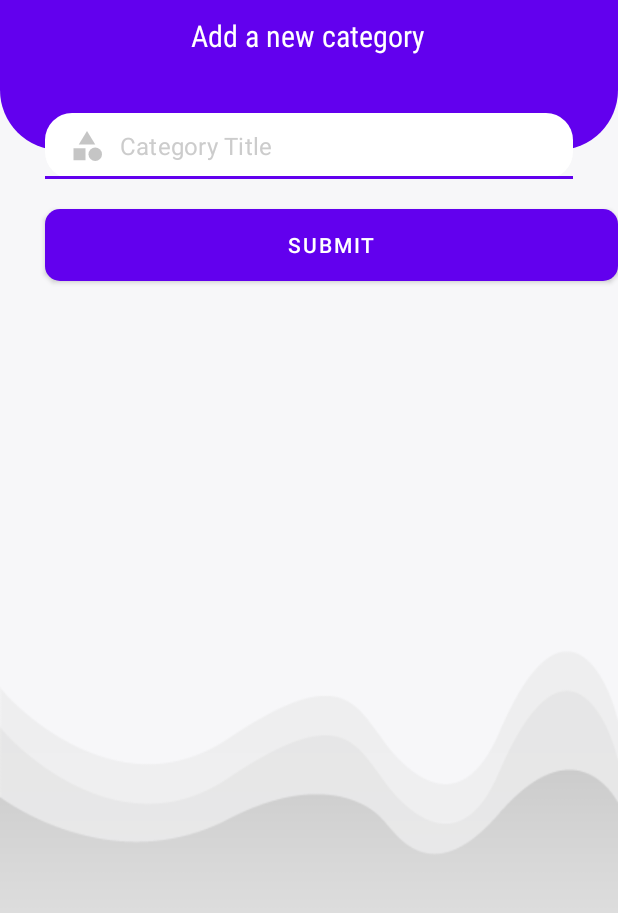
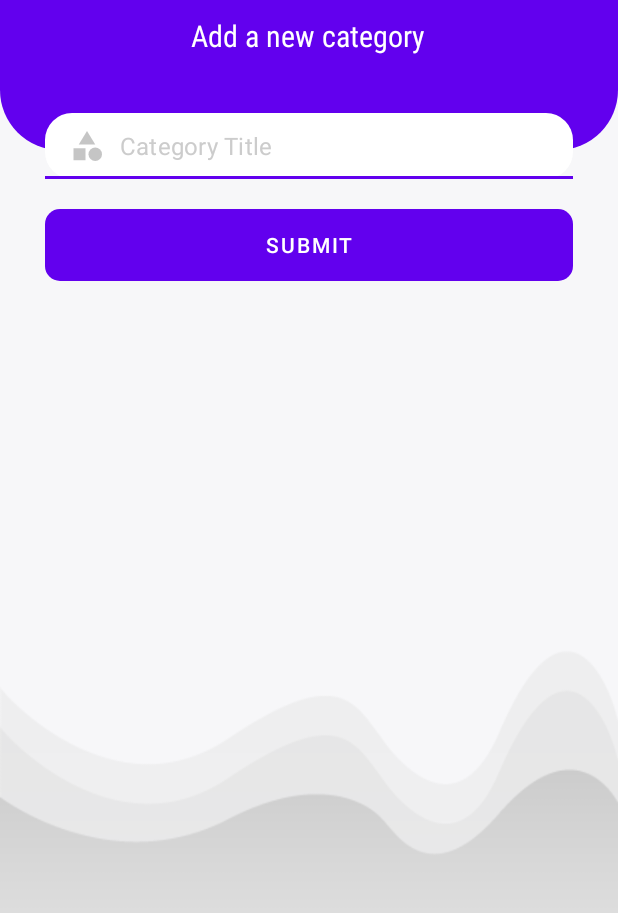
Before and after one commit to othmane099/thesis, an Android app: the CategoryAddActivity screen opened directly, with no data from a screen before it, on a phone screen of 412 x 824 dp, the part 225-1138 px from its top. Run offline under Robolectric (Android 15) with nearby library versions, the phone set to English and light mode, and no system bars; our stand-ins replace Firebase (no records; nobody signed in at launch, a user with empty details on screens opened directly).

Commit message:
finish step two

```diff
--- a/app/src/main/AndroidManifest.xml
+++ b/app/src/main/AndroidManifest.xml
@@ -13,7 +13,7 @@
         android:label="@string/app_name"
         android:roundIcon="@mipmap/ic_thesis_launcher_round"
         android:supportsRtl="true"
-        android:theme="@style/Theme.MaterialComponents.Light.NoActionBar"
+        android:theme="@style/Theme.Thesis"
         android:usesCleartextTraffic="true">
         <activity
             android:name=".activities.PdfEditActivity"
--- a/app/src/main/java/com/odev/thesis/activities/CategoryAddActivity.java
+++ b/app/src/main/java/com/odev/thesis/activities/CategoryAddActivity.java
@@ -23,7 +23,6 @@ public class CategoryAddActivity extends AppCompatActivity {
 
     private ActivityCategoryAddBinding binding;
     private FirebaseAuth firebaseAuth;
-    private ProgressDialog progressDialog;
 
 
     @Override
@@ -35,10 +34,7 @@ public class CategoryAddActivity extends AppCompatActivity {
         //init firebase auth
         firebaseAuth = FirebaseAuth.getInstance();
 
-        //setup progress dialog
-        progressDialog = new ProgressDialog(this);
-        progressDialog.setTitle("Please wait");
-        progressDialog.setCanceledOnTouchOutside(false);
+        hideProgressBarDisplayBtn();
 
         binding.backBtn.setOnClickListener(new View.OnClickListener() {
             @Override
@@ -50,11 +46,13 @@ public class CategoryAddActivity extends AppCompatActivity {
         binding.submitBtn.setOnClickListener(new View.OnClickListener() {
             @Override
             public void onClick(View v) {
+                displayProgressBarHideBtn();
                 validateDate();
             }
         });
 
     }
+
 
     private String category = "";
     private void validateDate(){
@@ -69,8 +67,6 @@ public class CategoryAddActivity extends AppCompatActivity {
     }
 
     private void addCategoryFirebase(){
-        progressDialog.setMessage("Adding category...");
-        progressDialog.show();
 
         long timestamp = System.currentTimeMillis();
 
@@ -91,17 +87,28 @@ public class CategoryAddActivity extends AppCompatActivity {
                     @Override
                     public void onSuccess(Void unused) {
                         //data added to db
-                        progressDialog.dismiss();
+                        hideProgressBarDisplayBtn();
                         Toast.makeText(CategoryAddActivity.this, "Category added successfully...", Toast.LENGTH_SHORT).show();
                     }
-                }).addOnFailureListener(new OnFailureListener() {
+                })
+                .addOnFailureListener(new OnFailureListener() {
                     @Override
                     public void onFailure(@NonNull Exception e) {
                         //data failed adding to db
-                progressDialog.dismiss();
+                        hideProgressBarDisplayBtn();
                         Toast.makeText(CategoryAddActivity.this, ""+e.getMessage(), Toast.LENGTH_SHORT).show();
                     }
                 });
 
     }
+
+    private void hideProgressBarDisplayBtn(){
+        binding.progressBar.setVisibility(View.GONE);
+        binding.submitBtn.setVisibility(View.VISIBLE);
     }
+
+    private void displayProgressBarHideBtn(){
+        binding.progressBar.setVisibility(View.VISIBLE);
+        binding.submitBtn.setVisibility(View.GONE);
+    }
+}
--- a/app/src/main/java/com/odev/thesis/activities/ProfileActivity.java
+++ b/app/src/main/java/com/odev/thesis/activities/ProfileActivity.java
@@ -73,7 +73,6 @@ public class ProfileActivity extends AppCompatActivity {
                 onBackPressed();
             }
         });
-
     }
 
     private void emailVerificationDialog() {
--- a/app/src/main/res/drawable/ic_logout_white.xml
+++ b/app/src/main/res/drawable/ic_logout_white.xml
@@ -1,5 +1,5 @@
 <vector android:height="24dp" android:tint="#FFFFFF"
     android:viewportHeight="24" android:viewportWidth="24"
     android:width="24dp" xmlns:android="http://schemas.android.com/apk/res/android">
-    <path android:fillColor="@android:color/white" android:pathData="M13,3h-2v10h2L13,3zM17.83,5.17l-1.42,1.42C17.99,7.86 19,9.81 19,12c0,3.87 -3.13,7 -7,7s-7,-3.13 -7,-7c0,-2.19 1.01,-4.14 2.58,-5.42L6.17,5.17C4.23,6.82 3,9.26 3,12c0,4.97 4.03,9 9,9s9,-4.03 9,-9c0,-2.74 -1.23,-5.18 -3.17,-6.83z"/>
+    <path android:fillColor="@android:color/white" android:pathData="M11,7L9.6,8.4l2.6,2.6H2v2h10.2l-2.6,2.6L11,17l5,-5L11,7zM20,19h-8v2h8c1.1,0 2,-0.9 2,-2V5c0,-1.1 -0.9,-2 -2,-2h-8v2h8V19z"/>
 </vector>
--- a/app/src/main/res/drawable/shape_button03.xml
+++ b/app/src/main/res/drawable/shape_button03.xml
@@ -2,7 +2,7 @@
 <shape xmlns:android="http://schemas.android.com/apk/res/android"
     android:shape="rectangle">
 
-    <solid android:color="@color/gray03"/>
+    <solid android:color="@color/tomato_red"/>
     <corners android:radius="10dp"/>
 
 </shape>
--- a/app/src/main/res/layout/activity_category_add.xml
+++ b/app/src/main/res/layout/activity_category_add.xml
@@ -71,9 +71,20 @@
         android:layout_width="match_parent"
         android:layout_height="wrap_content"
         android:layout_marginStart="30dp"
+        android:layout_marginEnd="30dp"
         android:layout_marginTop="20dp"
         android:background="@drawable/shape_button01"
         android:text="Submit"
         android:layout_below="@+id/categoryTil"
         android:textColor="@color/white"/>
+
+    <ProgressBar
+        android:id="@+id/progressBar"
+        android:layout_width="wrap_content"
+        android:layout_height="wrap_content"
+        android:layout_centerHorizontal="true"
+        android:layout_below="@id/categoryTil"
+        android:layout_marginTop="20dp"
+        android:visibility="gone"/>
+
 </RelativeLayout>
--- a/app/src/main/res/values/colors.xml
+++ b/app/src/main/res/values/colors.xml
@@ -11,4 +11,6 @@
     <color name="gray02">#777777</color>
     <color name="gray03">#EDEDED</color>
     <color name="gray04">#FBFBFB</color>
+    <color name="tomato_red">#eb2f06</color>
+    <color name="forest_blue">#0a3d62</color>
 </resources>
--- a/app/src/main/res/values/themes.xml
+++ b/app/src/main/res/values/themes.xml
@@ -1,6 +1,6 @@
 <resources xmlns:tools="http://schemas.android.com/tools">
     <!-- Base application theme. -->
-    <style name="Theme.Thesis" parent="Theme.MaterialComponents.DayNight.DarkActionBar">
+    <style name="Theme.Thesis" parent="Theme.MaterialComponents.Light.NoActionBar">
         <!-- Primary brand color. -->
         <item name="colorPrimary">@color/purple_500</item>
         <item name="colorPrimaryVariant">@color/purple_700</item>
```
Also changed, not shown: app/src/main/java/com/odev/thesis/activities/AdminDashboardActivity.java (+25 -2 lines), app/src/main/java/com/odev/thesis/activities/ForgotPasswordActivity.java (+14 -9 lines), app/src/main/java/com/odev/thesis/activities/UserDashboardActivity.java (+33 -3 lines), app/src/main/res/layout/activity_forgot_password.xml (+9 -0 lines), app/src/main/res/layout/activity_user_dashboard.xml (+4 -4 lines). Lines whose indentation alone changed are shown as unchanged.
